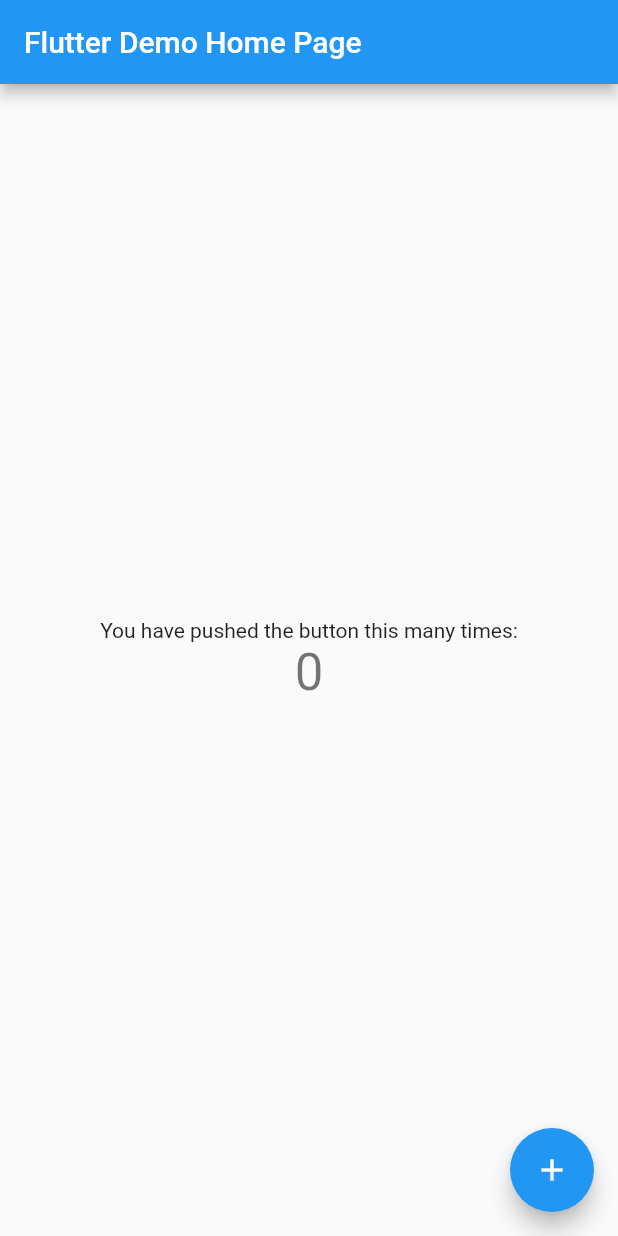
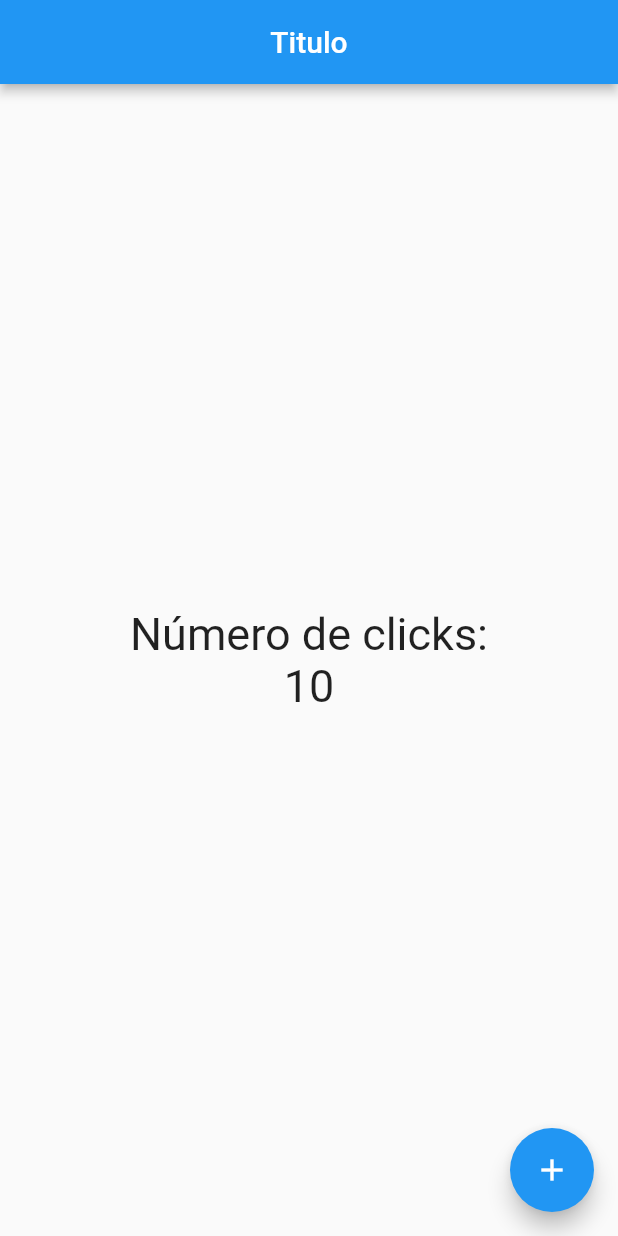
Before and after one commit to shenickravisa/flutter, a Flutter app: the screen it shows after launch, on a phone screen of 412 x 824 dp. Run offline on Flutter 3.47's test engine with Material 2 defaults, Android fonts, the phone set to English and light mode, and no system bars.

Commit message:
save current page

```diff
--- a/aplicacion contador/contador/lib/main.dart
+++ b/aplicacion contador/contador/lib/main.dart
@@ -1,117 +1,16 @@
 import 'package:flutter/material.dart';
+
+//nuestros paquetes
+import 'src/app.dart';
 
 void main() {
   runApp(MyApp());
 }
 
-class MyApp extends StatelessWidget {
-  // This widget is the root of your application.
-  @override
-  Widget build(BuildContext context) {
-    return MaterialApp(
-      title: 'Flutter Demo',
-      theme: ThemeData(
-        // This is the theme of your application.
-        //
-        // Try running your application with "flutter run". You'll see the
-        // application has a blue toolbar. Then, without quitting the app, try
-        // changing the primarySwatch below to Colors.green and then invoke
-        // "hot reload" (press "r" in the console where you ran "flutter run",
-        // or simply save your changes to "hot reload" in a Flutter IDE).
-        // Notice that the counter didn't reset back to zero; the application
-        // is not restarted.
-        primarySwatch: Colors.blue,
-        // This makes the visual density adapt to the platform that you run
-        // the app on. For desktop platforms, the controls will be smaller and
-        // closer together (more dense) than on mobile platforms.
-        visualDensity: VisualDensity.adaptivePlatformDensity,
-      ),
-      home: MyHomePage(title: 'Flutter Demo Home Page'),
-    );
-  }
-}
-
-class MyHomePage extends StatefulWidget {
-  MyHomePage({Key key, this.title}) : super(key: key);
-
-  // This widget is the home page of your application. It is stateful, meaning
-  // that it has a State object (defined below) that contains fields that affect
-  // how it looks.
-
-  // This class is the configuration for the state. It holds the values (in this
-  // case the title) provided by the parent (in this case the App widget) and
-  // used by the build method of the State. Fields in a Widget subclass are
-  // always marked "final".
-
-  final String title;
-
-  @override
-  _MyHomePageState createState() => _MyHomePageState();
-}
-
-class _MyHomePageState extends State<MyHomePage> {
-  int _counter = 0;
-
-  void _incrementCounter() {
-    setState(() {
-      // This call to setState tells the Flutter framework that something has
-      // changed in this State, which causes it to rerun the build method below
-      // so that the display can reflect the updated values. If we changed
-      // _counter without calling setState(), then the build method would not be
-      // called again, and so nothing would appear to happen.
-      _counter++;
-    });
-  }
-
-  @override
-  Widget build(BuildContext context) {
-    // This method is rerun every time setState is called, for instance as done
-    // by the _incrementCounter method above.
-    //
-    // The Flutter framework has been optimized to make rerunning build methods
-    // fast, so that you can just rebuild anything that needs updating rather
-    // than having to individually change instances of widgets.
-    return Scaffold(
-      appBar: AppBar(
-        // Here we take the value from the MyHomePage object that was created by
-        // the App.build method, and use it to set our appbar title.
-        title: Text(widget.title),
-      ),
-      body: Center(
-        // Center is a layout widget. It takes a single child and positions it
-        // in the middle of the parent.
-        child: Column(
-          // Column is also a layout widget. It takes a list of children and
-          // arranges them vertically. By default, it sizes itself to fit its
-          // children horizontally, and tries to be as tall as its parent.
-          //
-          // Invoke "debug painting" (press "p" in the console, choose the
-          // "Toggle Debug Paint" action from the Flutter Inspector in Android
-          // Studio, or the "Toggle Debug Paint" command in Visual Studio Code)
-          // to see the wireframe for each widget.
-          //
-          // Column has various properties to control how it sizes itself and
-          // how it positions its children. Here we use mainAxisAlignment to
-          // center the children vertically; the main axis here is the vertical
-          // axis because Columns are vertical (the cross axis would be
-          // horizontal).
-          mainAxisAlignment: MainAxisAlignment.center,
-          children: <Widget>[
-            Text(
-              'You have pushed the button this many times:',
-            ),
-            Text(
-              '$_counter',
-              style: Theme.of(context).textTheme.headline4,
-            ),
-          ],
-        ),
-      ),
-      floatingActionButton: FloatingActionButton(
-        onPressed: _incrementCounter,
-        tooltip: 'Increment',
-        child: Icon(Icons.add),
-      ), // This trailing comma makes auto-formatting nicer for build methods.
-    );
-  }
-}
+/**
+ * void main es la funcion principal con la que se ejecuta nuesta applicacion
+ * runApp() ejecuta nuestra applicacion
+ * import 'package:flutter/material.dart'; paquetes de estilo de android / cupertino para ios
+ *
+ * las primeras importaciones deben ser aquellas que no escribimos despues las hechas por nosotros
+ */
--- /dev/null
+++ b/aplicacion contador/contador/lib/src/app.dart
@@ -0,0 +1,27 @@
+import 'package:flutter/material.dart';
+//import 'pages/home_page.dart';
+import 'pages/contador_page.dart';
+
+class MyApp extends StatelessWidget {
+  @override
+  Widget build(context) {
+      return MaterialApp(
+        debugShowCheckedModeBanner: false,
+        home: Center(
+          //child: HomePage(),
+          child: ContadorPage(),
+        ),
+      );
+  }
+}
+
+/**
+ * toda aplicacion principal es un widget que funcionan como clases las cuales heredan sus caracteristicas de las dos formas de widgets que existen
+ * stateless y statefull
+ * el metodo build es parte de stateless y retorna un Widget el cual contiene todos los elementos disponibles como widgets en flutter
+ * context contiene la informacion del arbol de widgets y los temas
+ * MaterialApp(); ejecuta todos los argumentos con nombre lo cual es un widget y un widget es cualquier cosa
+ * cuando los widgets tengan como argumento widget con child podemos incluirlos dentro de otros mismos.
+ *
+ * HomePage () es nuestra clase de pagina home que se carga en app
+ */
--- /dev/null
+++ b/aplicacion contador/contador/lib/src/pages/contador_page.dart
@@ -0,0 +1,60 @@
+import 'package:flutter/material.dart';
+
+/**
+ * stateFullWidget importar material
+ * widget como tal
+ * estado
+ */
+
+class ContadorPage extends StatefulWidget {
+  @override
+  createState() => _ContadorPageState();
+}
+
+class _ContadorPageState extends State<ContadorPage> {
+  final _estiloTexto = new TextStyle(fontSize: 30);
+  int _conteo = 10;
+
+  @override
+  Widget build(context) {
+    return Scaffold(
+      appBar: AppBar(
+        title: Text('Titulo'),
+        centerTitle: true,
+        elevation: 3,
+      ),
+      body: Center(
+          child: Column(
+        mainAxisAlignment: MainAxisAlignment.center,
+        children: [
+          Text('Número de clicks:', style: _estiloTexto),
+          Text('$_conteo', style: _estiloTexto),
+        ],
+      )),
+      floatingActionButton: FloatingActionButton(
+        child: Icon(Icons.add),
+        onPressed: () {
+          setState(() {
+             _conteo++;
+          });
+        },
+      ),
+    );
+  }
+}
+
+/**
+ * necesario  ContadorPageState extends State  para que funcione
+ * solo se utiliza en esta pagina el guion bajo es privado
+ *
+ * createState retorna una nueva instancia del contador page
+ *
+ * en el contadorPageState retorna todo la composicion del widget
+ *
+ * los final son atributos que se pueden poner en privados como buena practica por que solo se usan ahi _
+ * al utilizar los elmentos aqui para ser manipulados ya podemos utilizar tipos de datos
+ *
+ * al utilizar un statefulWidget es decir que podemos modificar sus valores
+ *
+ * setState nos permite redibujar cuando exista un cambio en nuestra applicacion pueden ir la logica dentro o fuera lo importante es que se llame
+ */
```
Also changed, not shown: aplicacion contador/contador/lib/src/pages/home_page.dart (added, +61 -0 lines), 2 other files.
